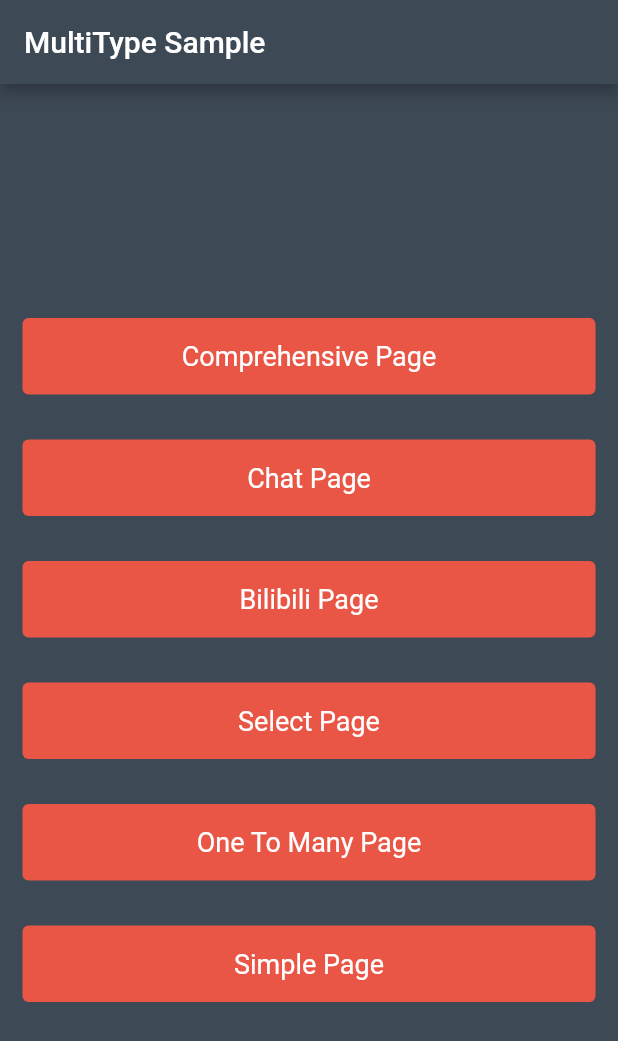
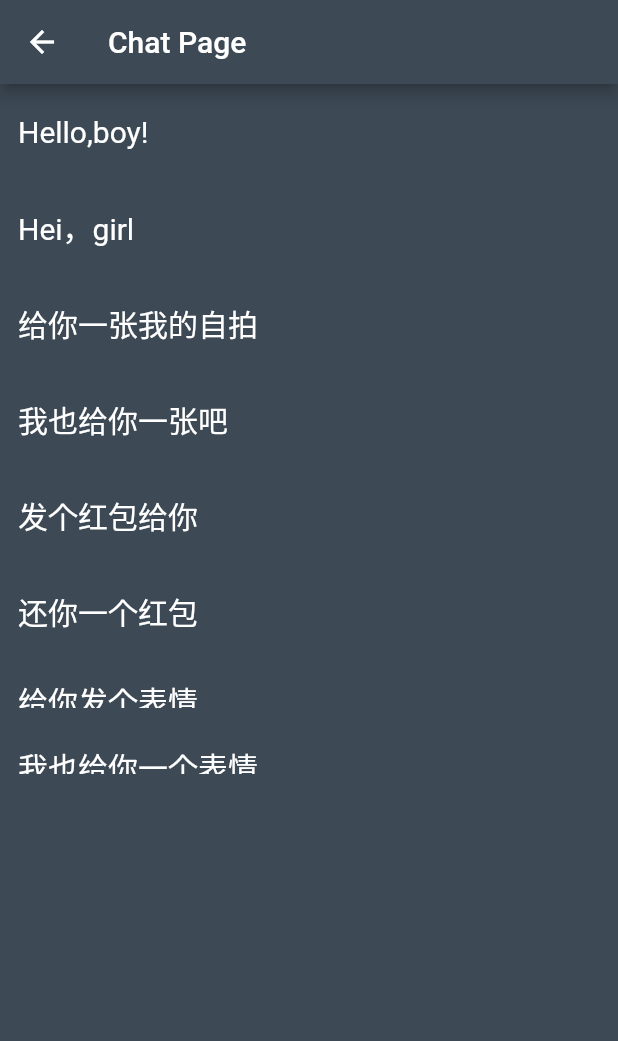
Before and after one commit to Wenlong-Guo/flutter_multitype, a Flutter app: the screen it shows after launch, after a tap on "Chat Page", on a phone screen of 412 x 824 dp. Shown: the top 1041 px of the screen. Run offline on Flutter 3.47's test engine with Material 2 defaults, Android fonts, the phone set to English and light mode, and no system bars; our stand-ins replace flutter_easyloading.

Commit message:
add chat page and usage

```diff
--- a/example/lib/bilibili/binder.dart
+++ b/example/lib/bilibili/binder.dart
@@ -1,5 +1,4 @@
 import 'package:example/bilibili/data.dart';
-import 'package:flutter/foundation.dart';
 import 'package:flutter/material.dart';
 import 'package:flutter/src/widgets/framework.dart';
 import 'package:flutter_easyloading/flutter_easyloading.dart';
--- /dev/null
+++ b/example/lib/chat/binder.dart
@@ -0,0 +1,179 @@
+import 'package:example/chat/data.dart';
+import 'package:flutter/material.dart';
+import 'package:flutter/src/widgets/framework.dart';
+import 'package:flutter_easyloading/flutter_easyloading.dart';
+import 'package:flutter_multitype/multitype.dart';
+
+/// * Description:
+/// * Author:      郭文龙
+/// * Date:        2022/7/5 23:36
+/// * Email:       guowenlong20000@sina.com
+
+
+class TextMeViewBinder extends ItemViewBinder<ChatMessage> {
+  @override
+  Widget buildWidget(BuildContext context, ChatMessage item, int index) {
+    return InkWell(
+      onTap: () {
+        EasyLoading.showToast("点击了 ${item.content}");
+        // onItemTap(context, item, index);
+      },
+      child: Container(
+          margin: const EdgeInsets.all(12),
+          height: 40,
+          alignment: Alignment.centerLeft,
+          child: Text(
+            "${item.content}",
+            style: const TextStyle(fontSize: 20, color: Colors.white),
+            textAlign: TextAlign.left,
+          )),
+    );
+  }
+}
+
+class TextOtherViewBinder extends ItemViewBinder<ChatMessage> {
+  @override
+  Widget buildWidget(BuildContext context, ChatMessage item, int index) {
+    return InkWell(
+      onTap: () {
+        EasyLoading.showToast("点击了 ${item.content}");
+        // onItemTap(context, item, index);
+      },
+      child: Container(
+          margin: const EdgeInsets.all(12),
+          height: 40,
+          alignment: Alignment.centerLeft,
+          child: Text(
+            "${item.content}",
+            style: const TextStyle(fontSize: 20, color: Colors.white),
+            textAlign: TextAlign.left,
+          )),
+    );
+  }
+}
+
+class ImageMeViewBinder extends ItemViewBinder<ChatMessage> {
+  @override
+  Widget buildWidget(BuildContext context, ChatMessage item, int index) {
+    return InkWell(
+      onTap: () {
+        EasyLoading.showToast("点击了 ${item.content}");
+        // onItemTap(context, item, index);
+      },
+      child: Container(
+          margin: const EdgeInsets.all(12),
+          height: 40,
+          alignment: Alignment.centerLeft,
+          child: Text(
+            "${item.content}",
+            style: const TextStyle(fontSize: 20, color: Colors.white),
+            textAlign: TextAlign.left,
+          )),
+    );
+  }
+}
+
+class ImageOtherViewBinder extends ItemViewBinder<ChatMessage> {
+  @override
+  Widget buildWidget(BuildContext context, ChatMessage item, int index) {
+    return InkWell(
+      onTap: () {
+        EasyLoading.showToast("点击了 ${item.content}");
+        // onItemTap(context, item, index);
+      },
+      child: Container(
+          margin: const EdgeInsets.all(12),
+          height: 40,
+          alignment: Alignment.centerLeft,
+          child: Text(
+            "${item.content}",
+            style: const TextStyle(fontSize: 20, color: Colors.white),
+            textAlign: TextAlign.left,
+          )),
+    );
+  }
+}
+
+class RedPacketMeViewBinder extends ItemViewBinder<ChatMessage> {
+  @override
+  Widget buildWidget(BuildContext context, ChatMessage item, int index) {
+    return InkWell(
+      onTap: () {
+        EasyLoading.showToast("点击了 ${item.content}");
+        // onItemTap(context, item, index);
+      },
+      child: Container(
+          margin: const EdgeInsets.all(12),
+          height: 40,
+          alignment: Alignment.centerLeft,
+          child: Text(
+            "${item.content}",
+            style: const TextStyle(fontSize: 20, color: Colors.white),
+            textAlign: TextAlign.left,
+          )),
+    );
+  }
+}
+
+class RedPacketOtherViewBinder extends ItemViewBinder<ChatMessage> {
+  @override
+  Widget buildWidget(BuildContext context, ChatMessage item, int index) {
+    return InkWell(
+      onTap: () {
+        EasyLoading.showToast("点击了 ${item.content}");
+        // onItemTap(context, item, index);
+      },
+      child: Container(
+          margin: const EdgeInsets.all(12),
+          height: 40,
+          alignment: Alignment.centerLeft,
+          child: Text(
+            "${item.content}",
+            style: const TextStyle(fontSize: 20, color: Colors.white),
+            textAlign: TextAlign.left,
+          )),
+    );
+  }
+}
+
+class UnknownMeViewBinder extends ItemViewBinder<ChatMessage> {
+  @override
+  Widget buildWidget(BuildContext context, ChatMessage item, int index) {
+    return InkWell(
+      onTap: () {
+        EasyLoading.showToast("点击了 ${item.content}");
+        // onItemTap(context, item, index);
+      },
+      child: Container(
+          margin: const EdgeInsets.all(12),
+          height: 20,
+          alignment: Alignment.centerLeft,
+          child: Text(
+            "${item.content}",
+            style: const TextStyle(fontSize: 20, color: Colors.white),
+            textAlign: TextAlign.left,
+          )),
+    );
+  }
+}
+
+class UnknownOtherViewBinder extends ItemViewBinder<ChatMessage> {
+  @override
+  Widget buildWidget(BuildContext context, ChatMessage item, int index) {
+    return InkWell(
+      onTap: () {
+        EasyLoading.showToast("点击了 ${item.content}");
+        // onItemTap(context, item, index);
+      },
+      child: Container(
+          margin: const EdgeInsets.all(12),
+          height: 20,
+          alignment: Alignment.centerLeft,
+          child: Text(
+            "${item.content}",
+            style: const TextStyle(fontSize: 20, color: Colors.white),
+            textAlign: TextAlign.left,
+          )),
+    );
+  }
+}
--- a/example/lib/chat/chat_page.dart
+++ b/example/lib/chat/chat_page.dart
@@ -1,6 +1,80 @@
+import 'package:example/chat/binder.dart';
+import 'package:example/chat/data.dart';
+import 'package:flutter/material.dart';
+import 'package:flutter_multitype/multitype.dart';
+
 /// * Description: 仿聊天页面
 /// * Author:      郭文龙
 /// * Date:        2022/7/2 3:11
 /// * Email:       guowenlong20000@sina.com
-class ChatPage {
+class ChatPage extends StatefulWidget {
+  const ChatPage({Key? key}) : super(key: key);
+
+  @override
+  State<ChatPage> createState() => _ChatPageState();
 }
+
+class _ChatPageState extends State<ChatPage> {
+  List<dynamic> items = Data.getChatMessageData();
+  MultiTypeAdapter adapter = MultiTypeAdapter.newInstance((adapter) {
+    adapter.registerOneToMany<ChatMessage>((position, item) {
+      var message = item as ChatMessage;
+      print("message$message");
+      if (message.isMe == true) {
+        switch (message.type) {
+          case 0:
+            {
+              return TextMeViewBinder();
+            }
+          case 2:
+            {
+              return ImageMeViewBinder();
+            }
+          case 4:
+            {
+              return RedPacketMeViewBinder();
+            }
+          default:
+            {
+              return UnknownMeViewBinder();
+            }
+        }
+      } else {
+        switch (message.type) {
+          case 1:
+            {
+              return TextOtherViewBinder();
+            }
+          case 3:
+            {
+              return ImageOtherViewBinder();
+            }
+          case 5:
+            {
+              return RedPacketOtherViewBinder();
+            }
+          default:
+            {
+              return UnknownOtherViewBinder();
+            }
+        }
+      }
+    });
+    adapter.setDebugViewBinderEnable(isEnable: true);
+  });
+
+  @override
+  Widget build(BuildContext context) {
+    return Scaffold(
+      appBar: AppBar(
+        title: const Text("Chat Page"),
+      ),
+      body: ListView.builder(
+        itemCount: items.length,
+        itemBuilder: (context, index) {
+          return adapter.getItemBuilder(context, index, items[index]);
+        },
+      ),
+    );
+  }
+}
--- /dev/null
+++ b/example/lib/chat/data.dart
@@ -0,0 +1,79 @@
+/// * Description:
+/// * Author:      郭文龙
+/// * Date:        2022/7/5 23:36
+/// * Email:       guowenlong20000@sina.com
+class Data {
+  static List<dynamic> getChatMessageData() {
+    List<dynamic> list = [];
+    list.add(ChatMessage("1", 0, "Hello,boy!", null, "assets/images/chat/image_c01.png", null, true));
+    list.add(ChatMessage("2", 1, "Hei，girl", null, "assets/images/chat/image_c02.png", null, false));
+    list.add(ChatMessage("3", 2, "给你一张我的自拍", null, "assets/images/chat/image_c01.png", null, true));
+    list.add(ChatMessage("4", 3, "我也给你一张吧", null, "assets/images/chat/image_c02.png", null, false));
+    list.add(ChatMessage("5", 4, "发个红包给你", null, "assets/images/chat/image_c01.png", null, true));
+    list.add(ChatMessage("6", 5, "还你一个红包", null, "assets/images/chat/image_c02.png", null, false));
+    list.add(ChatMessage("7", 6, "给你发个表情", null, "assets/images/chat/image_c01.png", null, true));
+    list.add(ChatMessage("8", 7, "我也给你一个表情", null, "assets/images/chat/image_c02.png", null, false));
+    return list;
+  }
+}
+
+class ChatMessage {
+  String? id;
+  int? type;
+  String? content;
+  String? imageUrl;
+  String? avatar;
+  bool? isRedPacketMeGet;
+  bool? isMe;
+
+  ChatMessage(this.id, this.type, this.content, this.imageUrl, this.avatar, this.isRedPacketMeGet, this.isMe);
+}
+//
+// class TextMe {
+//   String? title;
+//
+//   TextMe(this.title);
+// }
+//
+// class TextOther {
+//   String? title;
+//   String? url;
+//
+//   TextOther(this.title, this.url);
+// }
+//
+// class ImageMe {
+//   String? title;
+//
+//   ImageMe(this.title);
+// }
+//
+// class ImageOther {
+//   String? title;
+//
+//   ImageOther(this.title);
+// }
+//
+// class RedPacketMe {
+//   String? title;
+//
+//   RedPacketMe(this.title);
+// }
+//
+// class RedPacketOther {
+//   String? title;
+//
+//   RedPacketOther(this.title);
+// }
+//
+// class UnknownMe {
+//   String? title;
+//
+//   UnknownMe(this.title);
+// }
+//
+// class UnknownOther {
+//   String? title;
+//
+//   UnknownOther(this.title);
+// }
--- a/example/lib/home_page.dart
+++ b/example/lib/home_page.dart
@@ -1,4 +1,5 @@
 import 'package:example/bilibili/bilibili_page.dart';
+import 'package:example/chat/chat_page.dart';
 import 'package:flutter/material.dart';
 
 import 'simple/simple_page.dart';
@@ -51,7 +52,10 @@ class _HomePageState extends State<HomePage> {
                     backgroundColor: const Color.fromARGB(255, 234, 86, 69),
                     textStyle: const TextStyle(fontSize: 14),
                   ),
-                  onPressed: () {},
+                  onPressed: () {
+                    Navigator.of(context).push(MaterialPageRoute(
+                        builder: (context) => const ChatPage()));
+                  },
                   child: const Text(
                     "Chat Page",
                     style: TextStyle(fontSize: 18, color: Colors.white),
--- a/lib/multitype/item_view_binder.dart
+++ b/lib/multitype/item_view_binder.dart
@@ -13,7 +13,7 @@ abstract class ItemViewBinder<T> {
     return item.runtimeType == T;
   }
 
-  Linker<T>? findLinker(dynamic item, int index) {
+  Linker<T>? findLinker(T item, int index) {
     Linker? linker = adapter?.links[item.runtimeType.hashCode];
     if (linker != null) {
       return linker as Linker<T>;
```
Also changed, not shown: example/pubspec.lock.
